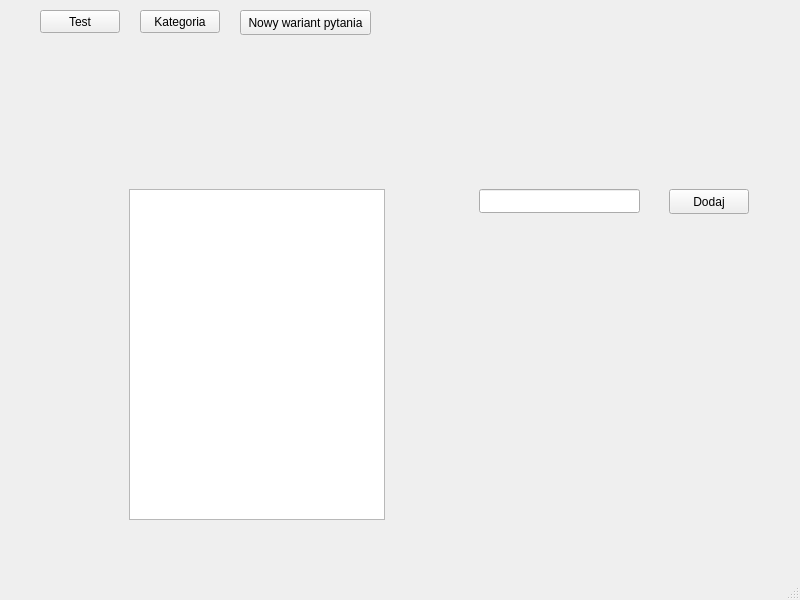
Qt form mainwindow.ui (Charlie789/Quiz) before a commit.
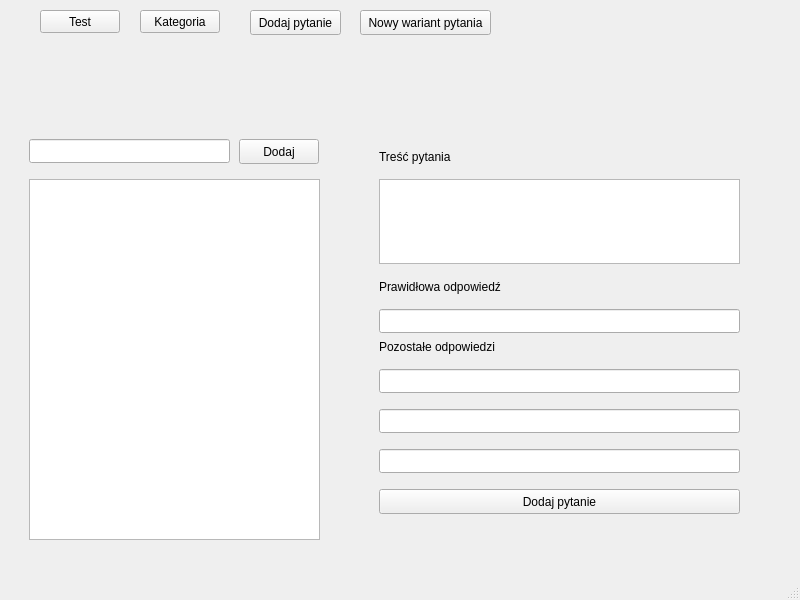
The same form after that commit. The open tabs and pages were chosen to show the change.

Commit message: Dodanie możliwości dodawania nowych pytań z poziomu gui (kategoria)

Patch:
```diff
--- a/mainwindow.ui
+++ b/mainwindow.ui
@@ -44,9 +44,9 @@
     <property name="geometry">
      <rect>
       <x>9</x>
-      <y>119</y>
+      <y>89</y>
       <width>791</width>
-      <height>451</height>
+      <height>481</height>
      </rect>
     </property>
     <widget class="QWidget" name="test_page">
@@ -71,19 +71,19 @@
      <widget class="QListView" name="category_list_view">
       <property name="geometry">
        <rect>
-        <x>120</x>
-        <y>70</y>
-        <width>256</width>
-        <height>331</height>
+        <x>20</x>
+        <y>90</y>
+        <width>291</width>
+        <height>361</height>
        </rect>
       </property>
      </widget>
      <widget class="QLineEdit" name="category_line_edit">
       <property name="geometry">
        <rect>
-        <x>470</x>
-        <y>70</y>
-        <width>161</width>
+        <x>20</x>
+        <y>50</y>
+        <width>201</width>
         <height>24</height>
        </rect>
       </property>
@@ -91,8 +91,8 @@
      <widget class="QPushButton" name="add_category_push_button">
       <property name="geometry">
        <rect>
-        <x>660</x>
-        <y>70</y>
+        <x>230</x>
+        <y>50</y>
         <width>80</width>
         <height>25</height>
        </rect>
@@ -101,6 +101,120 @@
        <string>Dodaj</string>
       </property>
      </widget>
+     <widget class="QTextEdit" name="question_text_edit">
+      <property name="geometry">
+       <rect>
+        <x>370</x>
+        <y>90</y>
+        <width>361</width>
+        <height>85</height>
+       </rect>
+      </property>
+     </widget>
+     <widget class="QLineEdit" name="correct_answer_line_edit">
+      <property name="geometry">
+       <rect>
+        <x>370</x>
+        <y>220</y>
+        <width>361</width>
+        <height>24</height>
+       </rect>
+      </property>
+     </widget>
+     <widget class="QLineEdit" name="wrong_answer1_line_edit">
+      <property name="geometry">
+       <rect>
+        <x>370</x>
+        <y>280</y>
+        <width>361</width>
+        <height>24</height>
+       </rect>
+      </property>
+     </widget>
+     <widget class="QLineEdit" name="wrong_answer2_line_edit">
+      <property name="geometry">
+       <rect>
+        <x>370</x>
+        <y>320</y>
+        <width>361</width>
+        <height>24</height>
+       </rect>
+      </property>
+     </widget>
+     <widget class="QLineEdit" name="wrong_answer3_line_edit">
+      <property name="geometry">
+       <rect>
+        <x>370</x>
+        <y>360</y>
+        <width>361</width>
+        <height>24</height>
+       </rect>
+      </property>
+     </widget>
+     <widget class="QLabel" name="label">
+      <property name="geometry">
+       <rect>
+        <x>370</x>
+        <y>60</y>
+        <width>101</width>
+        <height>16</height>
+       </rect>
+      </property>
+      <property name="text">
+       <string>Treść pytania</string>
+      </property>
+     </widget>
+     <widget class="QLabel" name="label_2">
+      <property name="geometry">
+       <rect>
+        <x>370</x>
+        <y>190</y>
+        <width>151</width>
+        <height>16</height>
+       </rect>
+      </property>
+      <property name="text">
+       <string>Prawidłowa odpowiedź</string>
+      </property>
+     </widget>
+     <widget class="QLabel" name="label_3">
+      <property name="geometry">
+       <rect>
+        <x>370</x>
+        <y>250</y>
+        <width>151</width>
+        <height>16</height>
+       </rect>
+      </property>
+      <property name="text">
+       <string>Pozostałe odpowiedzi</string>
+      </property>
+     </widget>
+     <widget class="QPushButton" name="add_question_to_db_push_button">
+      <property name="geometry">
+       <rect>
+        <x>370</x>
+        <y>400</y>
+        <width>361</width>
+        <height>25</height>
+       </rect>
+      </property>
+      <property name="text">
+       <string>Dodaj pytanie</string>
+      </property>
+     </widget>
+    </widget>
+    <widget class="QWidget" name="add_question_page">
+     <widget class="QListView" name="listView">
+      <property name="geometry">
+       <rect>
+        <x>20</x>
+        <y>30</y>
+        <width>256</width>
+        <height>401</height>
+       </rect>
+      </property>
+     </widget>
     </widget>
     <widget class="QWidget" name="new_question_variant_page">
      <widget class="QListView" name="variant_question_list_view">
@@ -134,7 +248,7 @@
    <widget class="QPushButton" name="question_variant_push_button">
     <property name="geometry">
      <rect>
-      <x>240</x>
+      <x>360</x>
       <y>10</y>
       <width>131</width>
       <height>25</height>
@@ -144,6 +258,19 @@
      <string>Nowy wariant pytania</string>
     </property>
    </widget>
+   <widget class="QPushButton" name="add_question_push_button">
+    <property name="geometry">
+     <rect>
+      <x>250</x>
+      <y>10</y>
+      <width>91</width>
+      <height>25</height>
+     </rect>
+    </property>
+    <property name="text">
+     <string>Dodaj pytanie</string>
+    </property>
+   </widget>
   </widget>
   <widget class="QMenuBar" name="menubar">
    <property name="geometry">
```
The commit also changes 7 other files.
